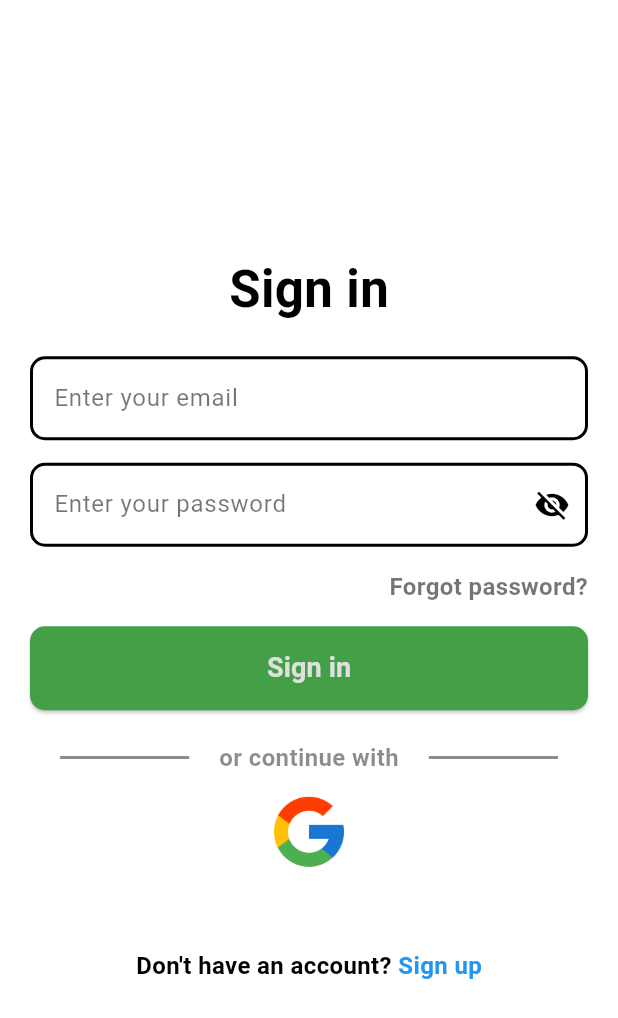
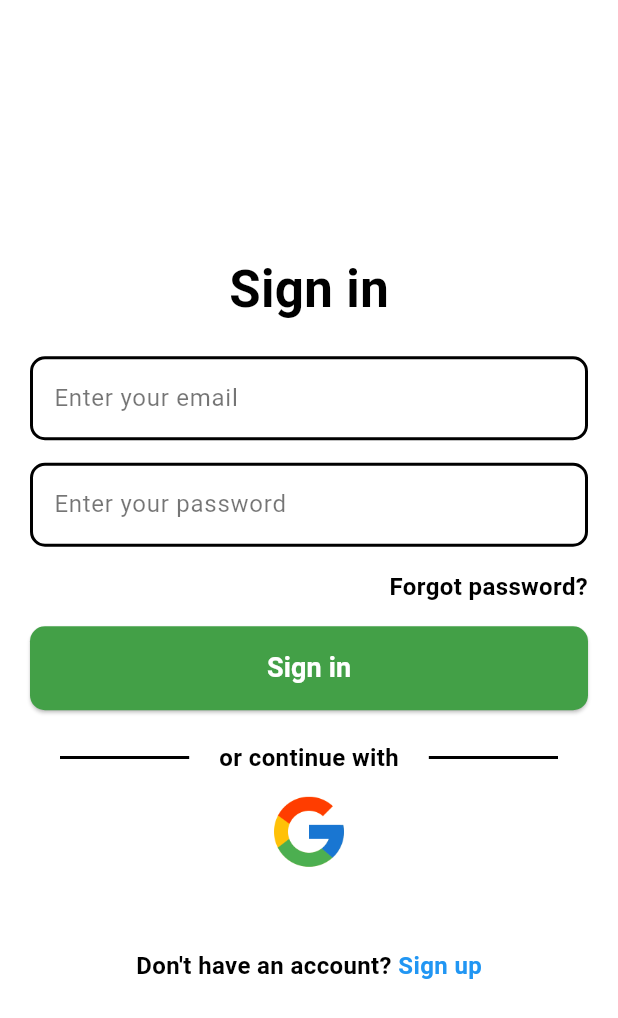
Before and after one commit to 0deans/foodly, a Flutter app: the screen it shows after launch, after a tap on "Sign in", on a phone screen of 412 x 824 dp. Shown: the top 1018 px of the screen. Run offline on Flutter 3.47's test engine with Material 3 defaults, Android fonts, the light colour scheme and no system bars; our stand-ins replace camera, flutter_secure_storage, gallery_saver, google_fonts, google_sign_in, image_picker and 4 more; missing offline and left inert: tflite_flutter; accounts and stored records are empty; generated files the repository leaves out were written again.

Commit message:
feat: Enhance UI elements and improve code readability across multiple widgets

```diff
--- a/mobile/lib/pages/edit_profile.dart
+++ b/mobile/lib/pages/edit_profile.dart
@@ -23,7 +23,7 @@ class _EditProfileState extends State<EditProfile> {
   void didChangeDependencies() {
     super.didChangeDependencies();
     authPrivder = Provider.of<AuthProvider>(context);
-    authPrivder.getUser();
+    authPrivder.getUser(context);
 
     _nameController.text = authPrivder.user!['name'].toString();
     _emailController.text = authPrivder.user!['email'].toString();
--- a/mobile/lib/pages/sign_in.dart
+++ b/mobile/lib/pages/sign_in.dart
@@ -70,7 +70,8 @@ class _SignInState extends State<SignIn> {
                 TextFormFieldCustom(
                   labelText: appLocale.formEmailPlaceholder,
                   controller: _emailController,
-                  validator: (value) => emailValidator(value, appLocale.emailEmptyError, appLocale.emailInvalidError),
+                  validator: (value) => emailValidator(value,
+                      appLocale.emailEmptyError, appLocale.emailInvalidError),
                 ),
                 const SizedBox(
                   height: 15,
@@ -78,7 +79,10 @@ class _SignInState extends State<SignIn> {
                 TextFormFieldCustom(
                   labelText: appLocale.formPasswordPlaceholder,
                   controller: _passwordController,
-                  validator: (value) => passwordValidator(value, appLocale.passwordEmptyError, appLocale.passwordLengthError),
+                  validator: (value) => passwordValidator(
+                      value,
+                      appLocale.passwordEmptyError,
+                      appLocale.passwordLengthError),
                   type: 'password',
                 ),
                 const SizedBox(
@@ -94,9 +98,9 @@ class _SignInState extends State<SignIn> {
                     alignment: Alignment.centerRight,
                     child: Text(
                       appLocale.forgotPassword,
-                      style: const TextStyle(
+                      style: TextStyle(
                         fontSize: 16,
-                        color: Colors.black54,
+                        color: Theme.of(context).textTheme.labelMedium!.color,
                       ),
                     ),
                   ),
--- a/mobile/lib/providers/auth_provider.dart
+++ b/mobile/lib/providers/auth_provider.dart
@@ -8,7 +8,8 @@ class AuthProvider with ChangeNotifier {
   final _storage = const FlutterSecureStorage();
   String? _token;
   Map<String, String>? user;
-  bool? isAuth = false;
+  bool isAuth = false;
+  bool isGoogleSignIn = false;
 
   Future<void> autoLogin() async {
     final token = await _storage.read(key: 'token');
@@ -32,13 +33,13 @@ class AuthProvider with ChangeNotifier {
         body: jsonEncode({
           'email': email,
           'password': password,
-      }),
-    );
+        }));
 
     final dataJson = await jsonDecode(response);
 
     _token = dataJson['session']['id'];
     isAuth = true;
+    isGoogleSignIn = false;
     await _storage.write(key: 'token', value: _token!);
 
     if (context.mounted) Navigator.pushReplacementNamed(context, '/home');
@@ -59,6 +60,7 @@ class AuthProvider with ChangeNotifier {
     final dataJson = jsonDecode(response);
     _token = dataJson['session']['id'];
     isAuth = true;
+    isGoogleSignIn = true;
 
     await _storage.write(key: 'token', value: _token!);
 
@@ -82,6 +84,7 @@ class AuthProvider with ChangeNotifier {
         'email': email,
         'password': password,
       }),
+      context: context,
     );
 
     if (context.mounted) Navigator.pushReplacementNamed(context, '/signin');
@@ -94,11 +97,15 @@ class AuthProvider with ChangeNotifier {
       headers: {
         'Authorization': 'Bearer $_token',
       },
+      context: context,
     );
 
     await _storage.delete(key: 'token');
     _token = null;
     isAuth = false;
+    if (isGoogleSignIn) {
+      isGoogleSignIn = false;
+    }
     user = null;
 
     if (context.mounted) Navigator.pushReplacementNamed(context, '/signin');
@@ -117,13 +124,17 @@ class AuthProvider with ChangeNotifier {
     );
   }
 
-  Future<void> getUser() async {
+  Future<void> getUser(BuildContext context) async {
     if (user != null || _token == null) return;
 
-    final response =
-        await _apiService.httpReq(url: "/user", method: 'GET', headers: {
+    final response = await _apiService.httpReq(
+      url: "/user",
+      method: 'GET',
+      headers: {
         'Authorization': 'Bearer $_token',
-    });
+      },
+      context: context,
+    );
 
     final dataJson = await jsonDecode(response);
 
--- a/mobile/lib/services/api_service.dart
+++ b/mobile/lib/services/api_service.dart
@@ -1,6 +1,7 @@
 import 'dart:async';
 import 'dart:convert';
 import 'dart:io';
+import 'package:flutter/material.dart';
 import 'package:foodly/services/app_exception.dart';
 import 'package:http/http.dart' as http;
 
@@ -11,6 +12,7 @@ class ApiService {
     Map<String, String>? headers,
     String? body,
     int timeoutSeconds = 10,
+    BuildContext? context,
   }) async {
     try {
       http.Response response;
@@ -53,6 +55,10 @@ class ApiService {
       if (response.statusCode >= 200 && response.statusCode < 300) {
         return response.body;
       } else if (response.statusCode == 401) {
+        if (context != null && context.mounted) {
+          Navigator.pushReplacementNamed(context, '/signin');
+        }
+
         throw AppException("Unauthorized");
       } else if (response.statusCode == 400) {
         final data = await jsonDecode(response.body);
--- a/mobile/lib/theme/theme.dart
+++ b/mobile/lib/theme/theme.dart
@@ -31,6 +31,48 @@ ThemeData lightMode = ThemeData(
       ),
     ),
   ),
+  inputDecorationTheme: InputDecorationTheme(
+    labelStyle: const TextStyle(
+      color: Colors.black54,
+    ),
+    enabledBorder: OutlineInputBorder(
+      borderRadius: BorderRadius.circular(10),
+      borderSide: const BorderSide(
+        width: 2,
+        color: Colors.black,
+      ),
+    ),
+    focusedBorder: OutlineInputBorder(
+      borderRadius: BorderRadius.circular(10),
+      borderSide: const BorderSide(
+        width: 2,
+        color: Colors.black,
+      ),
+    ),
+    errorMaxLines: 2,
+    errorStyle: const TextStyle(
+      color: Colors.red,
+      fontSize: 14,
+    ),
+    errorBorder: OutlineInputBorder(
+      borderRadius: BorderRadius.circular(10),
+      borderSide: const BorderSide(
+        width: 2,
+        color: Colors.red,
+      ),
+    ),
+    focusedErrorBorder: OutlineInputBorder(
+      borderRadius: BorderRadius.circular(10),
+      borderSide: const BorderSide(
+        width: 2,
+        color: Colors.red,
+      ),
+    ),
+    floatingLabelStyle: const TextStyle(
+      color: Colors.black,
+    ),
+    suffixIconColor: Colors.white,
+  ),
 );
 
 ThemeData darkMode = ThemeData(
@@ -63,4 +105,46 @@ ThemeData darkMode = ThemeData(
       ),
     ),
   ),
+  inputDecorationTheme: InputDecorationTheme(
+    labelStyle: const TextStyle(
+      color: Colors.white54,
+    ),
+    enabledBorder: OutlineInputBorder(
+      borderRadius: BorderRadius.circular(10),
+      borderSide: const BorderSide(
+        width: 2,
+        color: Colors.white,
+      ),
+    ),
+    focusedBorder: OutlineInputBorder(
+      borderRadius: BorderRadius.circular(10),
+      borderSide: const BorderSide(
+        width: 2,
+        color: Colors.white,
+      ),
+    ),
+    errorMaxLines: 2,
+    errorStyle: const TextStyle(
+      color: Colors.red,
+      fontSize: 14,
+    ),
+    errorBorder: OutlineInputBorder(
+      borderRadius: BorderRadius.circular(10),
+      borderSide: const BorderSide(
+        width: 2,
+        color: Colors.red,
+      ),
+    ),
+    focusedErrorBorder: OutlineInputBorder(
+      borderRadius: BorderRadius.circular(10),
+      borderSide: const BorderSide(
+        width: 2,
+        color: Colors.red,
+      ),
+    ),
+    floatingLabelStyle: const TextStyle(
+      color: Colors.white,
+    ),
+    suffixIconColor: Colors.white,
+  ),
 );
--- a/mobile/lib/widgets/auth_wrapper.dart
+++ b/mobile/lib/widgets/auth_wrapper.dart
@@ -11,7 +11,7 @@ class AuthWrapper extends StatelessWidget {
   Widget build(BuildContext context) {
     return Consumer<AuthProvider>(builder:
       (context, authProvider, _) {
-        if (authProvider.isAuth!) {
+        if (authProvider.isAuth) {
           return const Home();
         } else {
           return const Welcome();
--- a/mobile/lib/widgets/button_row.dart
+++ b/mobile/lib/widgets/button_row.dart
@@ -46,7 +46,7 @@ class ButtonRow extends StatelessWidget {
                     title,
                     style: TextStyle(
                       fontSize: 16,
-                      color: textColor ?? Colors.black,
+                      color: textColor ?? Theme.of(context).textTheme.labelMedium!.color,
                     ),
                   ),
                 ],
--- a/mobile/lib/widgets/confirm_button.dart
+++ b/mobile/lib/widgets/confirm_button.dart
@@ -31,6 +31,7 @@ class ConfirmButton extends StatelessWidget {
           style: const TextStyle(
             fontSize: 18,
             fontWeight: FontWeight.bold,
+            color: Colors.white,
           ),
         ),
       ),
--- a/mobile/lib/widgets/or_divider.dart
+++ b/mobile/lib/widgets/or_divider.dart
@@ -10,25 +10,25 @@ class OrDivider extends StatelessWidget {
 
     return Row(
       children: [
-        const Expanded(
+        Expanded(
           child: Divider(
             thickness: 2,
-            color: Colors.black45,
+            color: Theme.of(context).textTheme.labelMedium!.color,
             indent: 20,
             endIndent: 20,
           ),
         ),
         Text(
           appLocale.orContinue,
-          style: const TextStyle(
+          style: TextStyle(
             fontSize: 16,
-            color: Colors.black45,
+            color: Theme.of(context).textTheme.labelMedium!.color,
           ),
         ),
-        const Expanded(
+        Expanded(
           child: Divider(
             thickness: 2,
-            color: Colors.black45,
+            color: Theme.of(context).textTheme.labelMedium!.color,
             indent: 20,
             endIndent: 20,
           ),
--- a/mobile/lib/widgets/text_form_field_custom.dart
+++ b/mobile/lib/widgets/text_form_field_custom.dart
@@ -29,48 +29,21 @@ class _TextFormFieldCustomState extends State<TextFormFieldCustom> {
 
   @override
   Widget build(BuildContext context) {
+    final inputDecorationTheme = Theme.of(context).inputDecorationTheme;
+
     if (widget.type == 'text') {
       return TextFormField(
         cursorColor: Colors.black,
         decoration: InputDecoration(
           labelText: widget.labelText,
-          labelStyle: const TextStyle(
-            color: Colors.black54,
-          ),
-          errorStyle: const TextStyle(
-            color: Colors.red,
-            fontSize: 14,
-          ),
-          errorMaxLines: 2,
-          enabledBorder: OutlineInputBorder(
-            borderRadius: BorderRadius.circular(10),
-            borderSide: const BorderSide(
-              width: 2,
-            ),
-          ),
-          focusedBorder: OutlineInputBorder(
-            borderRadius: BorderRadius.circular(10),
-            borderSide: const BorderSide(
-              width: 2,
-            ),
-          ),
-          errorBorder: OutlineInputBorder(
-            borderRadius: BorderRadius.circular(10),
-            borderSide: const BorderSide(
-              width: 2,
-              color: Colors.red,
-            ),
-          ),
-          focusedErrorBorder: OutlineInputBorder(
-            borderRadius: BorderRadius.circular(10),
-            borderSide: const BorderSide(
-              width: 2,
-              color: Colors.red,
-            ),
-          ),
-          floatingLabelStyle: const TextStyle(
-            color: Colors.black,
-          ),
+          enabledBorder: inputDecorationTheme.enabledBorder,
+          focusedBorder: inputDecorationTheme.focusedBorder,
+          errorBorder: inputDecorationTheme.errorBorder,
+          focusedErrorBorder: inputDecorationTheme.focusedErrorBorder,
+          labelStyle: inputDecorationTheme.labelStyle,
+          errorStyle: inputDecorationTheme.errorStyle,
+          errorMaxLines: inputDecorationTheme.errorMaxLines,
+          floatingLabelStyle: inputDecorationTheme.floatingLabelStyle,
         ),
         controller: widget.controller,
         validator: widget.validator,
@@ -83,47 +56,18 @@ class _TextFormFieldCustomState extends State<TextFormFieldCustom> {
       obscureText: _visiblePassword,
       decoration: InputDecoration(
           labelText: widget.labelText,
-          labelStyle: const TextStyle(
-            color: Colors.black54,
-          ),
-          errorStyle: const TextStyle(
-            color: Colors.red,
-            fontSize: 14,
-          ),
-          errorMaxLines: 2,
-          enabledBorder: OutlineInputBorder(
-            borderRadius: BorderRadius.circular(10),
-            borderSide: const BorderSide(
-              width: 2,
-            ),
-          ),
-          focusedBorder: OutlineInputBorder(
-            borderRadius: BorderRadius.circular(10),
-            borderSide: const BorderSide(
-              width: 2,
-            ),
-          ),
-          errorBorder: OutlineInputBorder(
-            borderRadius: BorderRadius.circular(10),
-            borderSide: const BorderSide(
-              width: 2,
-              color: Colors.red,
-            ),
-          ),
-          focusedErrorBorder: OutlineInputBorder(
-            borderRadius: BorderRadius.circular(10),
-            borderSide: const BorderSide(
-              width: 2,
-              color: Colors.red,
-            ),
-          ),
-          floatingLabelStyle: const TextStyle(
-            color: Colors.black,
-          ),
+          enabledBorder: inputDecorationTheme.enabledBorder,
+          focusedBorder: inputDecorationTheme.focusedBorder,
+          errorBorder: inputDecorationTheme.errorBorder,
+          focusedErrorBorder: inputDecorationTheme.focusedErrorBorder,
+          labelStyle: inputDecorationTheme.labelStyle,
+          errorStyle: inputDecorationTheme.errorStyle,
+          errorMaxLines: inputDecorationTheme.errorMaxLines,
+          floatingLabelStyle: inputDecorationTheme.floatingLabelStyle,
           suffixIcon: IconButton(
             icon: Icon(
               _visiblePassword ? Icons.visibility_off : Icons.visibility,
-              color: Colors.black,
+              color: inputDecorationTheme.suffixIconColor,
             ),
             onPressed: _togglePassword,
           )),
```
Also changed, not shown: mobile/lib/pages/history.dart (+7 -3 lines), mobile/lib/pages/home.dart (+15 -7 lines), mobile/lib/pages/meal_details.dart (+7 -3 lines), mobile/lib/pages/profile.dart (+14 -5 lines), mobile/lib/pages/settings.dart (+6 -2 lines), mobile/lib/services/google_service.dart (+16 -1 lines), mobile/lib/widgets/change_information_input.dart (+12 -39 lines). Lines whose indentation alone changed are shown as unchanged.
